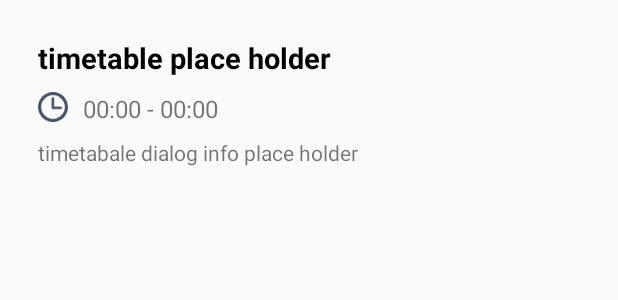
After one commit to jakdor/SSCAndroidApp, an Android app: the layout timetable_item_dialog.xml on its own in the app's theme, with its tools: preview values and no code run, on a phone screen of 412 x 824 dp. The commit adds this screen. Shown: the top 300 px of the screen. Run offline under Robolectric (Android 15) with nearby library versions, the phone set to English and light mode, and no system bars.

Commit message:
add timetable details dialog

```diff
--- a/ssc/app/src/main/java/com/jakdor/sscapp/NetContentBaseFragment.java
+++ b/ssc/app/src/main/java/com/jakdor/sscapp/NetContentBaseFragment.java
@@ -54,8 +54,8 @@ public abstract class NetContentBaseFragment extends BaseFragment {
     @Override
     protected void loadingUpdate() {
         super.loadingUpdate();
+        removeContentWhileLoad();
         loadingCard.setVisibility(View.GONE);
-        removeContentWhileLoad();
     }
 
     protected abstract void removeContentWhileLoad();
--- a/ssc/app/src/main/java/com/jakdor/sscapp/Network/SscApi.java
+++ b/ssc/app/src/main/java/com/jakdor/sscapp/Network/SscApi.java
@@ -24,6 +24,7 @@ public class SscApi {
                     .client(okHttpClient)
                     .build();
         }
+        //192.168.1.185:8000
         return retrofit;
     }
 }
--- /dev/null
+++ b/ssc/app/src/main/res/layout/timetable_item_dialog.xml
@@ -0,0 +1,59 @@
+<?xml version="1.0" encoding="utf-8"?>
+<LinearLayout xmlns:android="http://schemas.android.com/apk/res/android"
+    android:orientation="vertical"
+    android:layout_width="match_parent"
+    android:layout_height="match_parent"
+    android:layout_margin="25dp">
+
+    <TextView
+        android:id="@+id/timetable_dialog_name"
+        android:layout_width="match_parent"
+        android:layout_height="wrap_content"
+        android:gravity="start"
+        android:textColor="@color/text_black"
+        android:textSize="19sp"
+        android:textStyle="bold"
+        android:text="@string/timetable_place_holder"/>
+
+    <LinearLayout
+        android:layout_width="match_parent"
+        android:layout_height="wrap_content"
+        android:orientation="horizontal"
+        android:layout_marginTop="10dp">
+
+        <ImageView
+            android:layout_width="20dp"
+            android:layout_height="20dp"
+            android:layout_marginBottom="5dp"
+            android:src="@drawable/clock"
+            android:clickable="true"
+            android:contentDescription="@string/timetable_place_holder"/>
+
+        <TextView
+            android:id="@+id/timetable_dialog_time"
+            android:layout_width="wrap_content"
+            android:layout_height="wrap_content"
+            android:layout_marginStart="10dp"
+            android:textSize="16sp"
+            android:clickable="true"
+            android:text="@string/timetable_place_holder_time"/>
+
+    </LinearLayout>
+
+    <ScrollView
+        android:id="@+id/timetable_dialog_scroll_view"
+        android:layout_width="match_parent"
+        android:layout_height="wrap_content">
+
+        <TextView
+            android:id="@+id/timetable_dialog_info"
+            android:layout_width="match_parent"
+            android:layout_height="wrap_content"
+            android:layout_marginTop="5dp"
+            android:paddingBottom="10dp"
+            android:text="@string/timetable_dialog_info_place_holder"/>
+
+    </ScrollView>
+
+
+</LinearLayout>
--- a/ssc/app/src/main/res/values/colors.xml
+++ b/ssc/app/src/main/res/values/colors.xml
@@ -12,4 +12,5 @@
     <color name="section_bar_text">#FFFFFF</color>
 
     <color name="text_white">#FFFFFF</color>
+    <color name="text_black">#000000</color>
 </resources>
--- a/ssc/app/src/main/res/values/strings.xml
+++ b/ssc/app/src/main/res/values/strings.xml
@@ -20,5 +20,6 @@
     <string name="timetable_place_holder">timetable place holder</string>
     <string name="timetable_item_now">NOW</string>
     <string name="timetable_place_holder_time">00:00 - 00:00</string>
+    <string name="timetable_dialog_info_place_holder">timetabale dialog info place holder</string>
 
 </resources>
```
Also changed, not shown: ssc/app/src/main/java/com/jakdor/sscapp/Timetable/TimetableAdapter.java (+37 -0 lines), ssc/app/src/main/java/com/jakdor/sscapp/Timetable/TimetableFragment.java (+8 -0 lines), ssc/app/src/main/res/layout/item_timetable.xml (+5 -2 lines), 1 other file.
